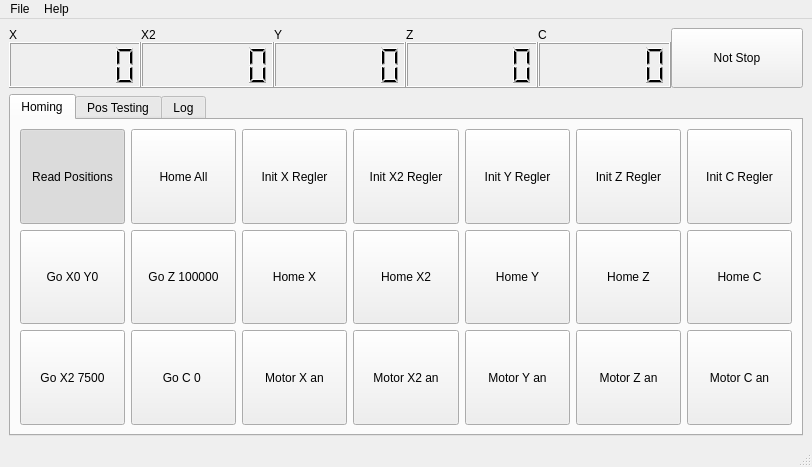
gxurma/PythonCanSteering, file Gui.ui: the form before one commit.
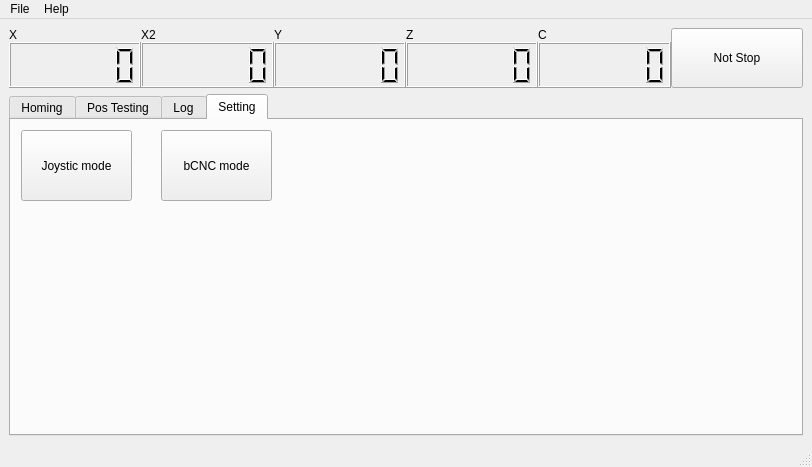
The form after the commit. The open tabs and pages were chosen to show the change.

Commit message: Added buttons for joystic and bCNC mode

Patch:
```diff
--- a/Gui.ui
+++ b/Gui.ui
@@ -962,6 +962,43 @@
         </item>
        </layout>
       </widget>
+      <widget class="QWidget" name="tab_4">
+       <attribute name="title">
+        <string>Setting</string>
+       </attribute>
+       <widget class="QPushButton" name="pushButtonJoysticMode">
+        <property name="geometry">
+         <rect>
+          <x>10</x>
+          <y>10</y>
+          <width>111</width>
+          <height>71</height>
+         </rect>
+        </property>
+        <property name="text">
+         <string>Joystic mode</string>
+        </property>
+        <property name="checkable">
+         <bool>true</bool>
+        </property>
+       </widget>
+       <widget class="QPushButton" name="pushButtonbCNCMode">
+        <property name="geometry">
+         <rect>
+          <x>150</x>
+          <y>10</y>
+          <width>111</width>
+          <height>71</height>
+         </rect>
+        </property>
+        <property name="text">
+         <string>bCNC mode</string>
+        </property>
+        <property name="checkable">
+         <bool>true</bool>
+        </property>
+       </widget>
+      </widget>
      </widget>
     </item>
    </layout>
```
Left out of the diff: 106 changed lines with no effect on the pictures. The commit also changes 1 other file.
